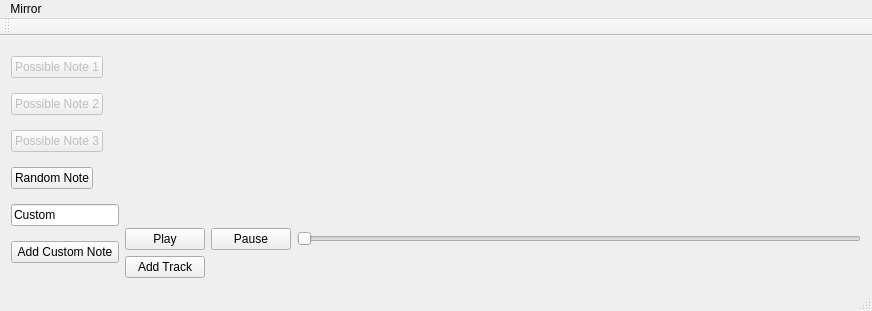
Old version of the form cpp/mainwindow.ui in the repository AD98/MIR-ROR.
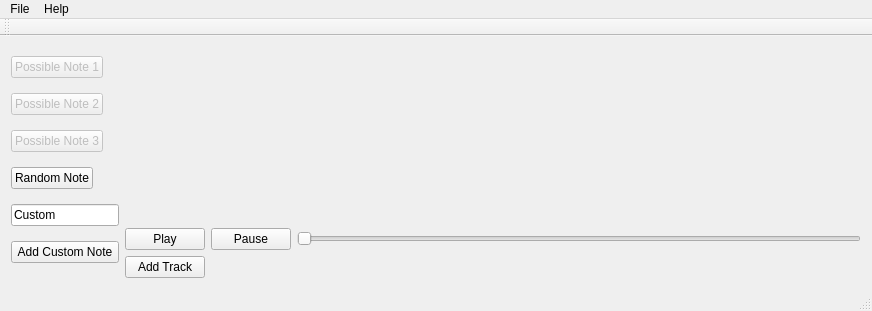
New version of the form.

Commit message: added about dialog and load file menu

What changed in the file:
```diff
--- a/cpp/mainwindow.ui
+++ b/cpp/mainwindow.ui
@@ -192,7 +192,7 @@
      <x>0</x>
      <y>0</y>
      <width>872</width>
-     <height>22</height>
+     <height>21</height>
     </rect>
    </property>
    <property name="defaultUp">
@@ -200,11 +200,19 @@
    </property>
    <widget class="QMenu" name="menuMirror">
     <property name="title">
-     <string>Mirror</string>
+     <string>File</string>
     </property>
     <addaction name="actionOptions"/>
+    <addaction name="actionLoad_File"/>
+   </widget>
+   <widget class="QMenu" name="menuHelp">
+    <property name="title">
+     <string>Help</string>
+    </property>
+    <addaction name="actionAbout"/>
    </widget>
    <addaction name="menuMirror"/>
+   <addaction name="menuHelp"/>
   </widget>
   <widget class="QToolBar" name="mainToolBar">
    <attribute name="toolBarArea">
```
Left out of the diff: 12 changed lines with no effect on the pictures. The commit also changes 4 other files.
